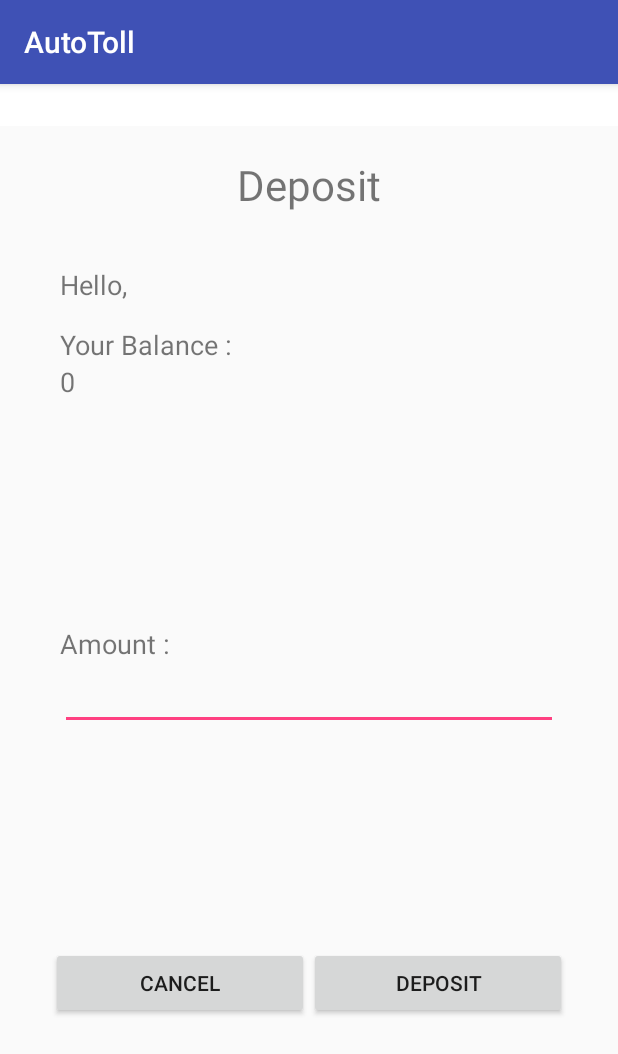
After one commit to BrianShen98/AutoToll, an Android app: the AccountInfoScreen screen opened directly, with no data from a screen before it, on a phone screen of 412 x 824 dp. The commit adds this screen. Shown: the top 1054 px of the screen. Run offline under Robolectric (Android 15) with nearby library versions, the phone set to English and light mode, and no system bars.

Commit message:
Add user dashboard screen and functionalities

```diff
--- a/app/src/main/AndroidManifest.xml
+++ b/app/src/main/AndroidManifest.xml
@@ -17,7 +17,8 @@
             </intent-filter>
         </activity>
         <activity android:name=".RegisterScreen" />
-        <activity android:name=".LoginScreen"></activity>
+        <activity android:name=".LoginScreen" />
+        <activity android:name=".AccountInfoScreen"></activity>
     </application>
 
 </manifest>
--- /dev/null
+++ b/app/src/main/java/com/example/csm117/autotoll/AccountInfoScreen.java
@@ -0,0 +1,90 @@
+package com.example.csm117.autotoll;
+
+import android.graphics.Color;
+import android.support.v7.app.AppCompatActivity;
+import android.os.Bundle;
+import android.content.Intent;
+import android.view.View;
+import android.widget.Button;
+import android.widget.EditText;
+import android.widget.TextView;
+
+public class AccountInfoScreen extends AppCompatActivity {
+
+    // Initialize variables
+    EditText inputDeposit;
+
+    @Override
+    protected void onCreate(Bundle savedInstanceState) {
+        super.onCreate(savedInstanceState);
+        setContentView(R.layout.activity_deposit_screen);
+
+        inputDeposit = (EditText) findViewById(R.id.input_log_amount);
+        final TextView banner3 = (TextView) findViewById(R.id.banner_deposit);
+        //final TextView userBalance = (TextView) findViewById(R.id.current_balance);
+
+
+        // cancel button functionality: go back to main screen
+        final Button button_cancel = findViewById(R.id.button_cancel3);
+        button_cancel.setOnClickListener(new View.OnClickListener() {
+            public void onClick(View v) {
+                //Starting a new Intent
+                Intent nextScreen = new Intent(getApplicationContext(), MainActivity.class);
+                startActivity(nextScreen);
+            }
+        });
+        final TextView stopDeposit = (TextView) findViewById(R.id.current_balance);
+        // deposit button functionality: deposit money into account
+        final Button button_deposit = findViewById(R.id.button_deposit);
+        button_deposit.setOnClickListener(new View.OnClickListener() {
+            public void onClick(View v) {
+                //TODO: Change going back to MainActivity to the dashboard activity
+                // starting a new Intent
+                Intent nextScreen = new Intent(getApplicationContext(), AccountInfoScreen.class);
+                TextView userBalance = (TextView) findViewById(R.id.current_balance);
+                int initial = Integer.parseInt(stopDeposit.getText().toString());
+                userBalance.setText(stopDeposit.getText().toString());
+                // obtain inputs
+                int valid = 1; // check if login is valid or not
+                String strDeposit = inputDeposit.getText().toString();
+                int deposit;
+                if (strDeposit.length() == 0) {
+                    deposit = -1;
+                }
+                else {
+                    deposit = Integer.parseInt(strDeposit);
+                }
+
+                String errMsg = ""; // error message from server side
+
+                // all fields are mandatory, so check if user left out any input
+                if(deposit == 0) {
+                    valid = 0;
+                    errMsg = "Deposit must be positive";
+                }
+                else if(deposit == -1){
+                    valid = 0;
+                    errMsg = "Deposit cannot be empty";
+                }
+                else{
+                    initial = initial + deposit;
+                    userBalance.setText("" + initial);
+                }
+                // TODO: Add database logic here
+
+
+                // switch activity
+                if(valid == 1) {
+                    banner3.setText("Deposit successful");
+                    banner3.setBackgroundColor(Color.parseColor("#00FF00"));
+                }
+                else { // display the error message
+                    banner3.setText(errMsg);
+                    banner3.setBackgroundColor(Color.parseColor("#FF0000"));
+                }
+            }
+        });
+
+
+    }
+}
--- a/app/src/main/java/com/example/csm117/autotoll/LoginScreen.java
+++ b/app/src/main/java/com/example/csm117/autotoll/LoginScreen.java
@@ -38,9 +38,8 @@ public class LoginScreen extends AppCompatActivity {
         final Button button_log = findViewById(R.id.button_login2);
         button_log.setOnClickListener(new View.OnClickListener() {
             public void onClick(View v) {
-                //TODO: Change going back to MainActivity to the dashboard activity
                 // starting a new Intent
-                Intent nextScreen = new Intent(getApplicationContext(), MainActivity.class);
+                Intent nextScreen = new Intent(getApplicationContext(), AccountInfoScreen.class);
 
                 // obtain inputs
                 String username = inputUsername.getText().toString();
@@ -58,7 +57,7 @@ public class LoginScreen extends AppCompatActivity {
                 // TODO: Add database logic here
 
 
-                // switch activity
+                // switch activity, if authentication is successful
                 if(valid == 1)
                     startActivity(nextScreen);
                 else { // display the error message
--- /dev/null
+++ b/app/src/main/res/layout/activity_deposit_screen.xml
@@ -0,0 +1,109 @@
+<?xml version="1.0" encoding="utf-8"?>
+<LinearLayout xmlns:android="http://schemas.android.com/apk/res/android"
+    xmlns:app="http://schemas.android.com/apk/res-auto"
+    xmlns:tools="http://schemas.android.com/tools"
+    android:layout_width="match_parent"
+    android:layout_height="match_parent"
+    android:orientation="vertical">
+
+    <TextView
+        android:id="@+id/banner_deposit"
+        android:layout_width="match_parent"
+        android:layout_height="28dp"
+        android:background="#FFFFFF"
+        android:text=""
+        android:textAlignment="center"
+        android:textSize="18sp"
+        app:layout_constraintTop_toTopOf="parent"
+        tools:layout_editor_absoluteX="0dp" />
+
+    <TextView
+        android:id="@+id/depositTitle"
+        android:layout_width="wrap_content"
+        android:layout_height="wrap_content"
+        android:layout_gravity="center"
+        android:layout_marginTop="20dp"
+        android:autoSizeMaxTextSize="20dp"
+        android:autoSizeMinTextSize="20dp"
+        android:autoText="false"
+        android:text="Deposit"
+        android:textSize="28sp"
+        app:layout_constraintTop_toTopOf="parent"
+        tools:layout_editor_absoluteX="143dp" />
+
+    <TextView
+        android:id="@+id/text_log_username"
+        android:layout_width="wrap_content"
+        android:layout_height="wrap_content"
+        android:layout_marginStart="40dp"
+        android:layout_marginTop="35dp"
+        android:text="Hello,"
+        android:textSize="18sp"
+        app:layout_constraintStart_toStartOf="parent"
+        tools:layout_editor_absoluteY="91dp" />
+
+    <TextView
+        android:id="@+id/balance_user"
+        android:layout_width="wrap_content"
+        android:layout_height="wrap_content"
+        android:layout_marginLeft="40dp"
+        android:layout_marginTop="15dp"
+        android:text="Your Balance :"
+        android:textSize="18sp"
+        tools:layout_editor_absoluteX="40dp"
+        tools:layout_editor_absoluteY="149dp" />
+
+    <TextView
+        android:id="@+id/current_balance"
+        android:layout_width="wrap_content"
+        android:layout_height="wrap_content"
+        android:layout_marginLeft="40dp"
+        android:text="0"
+        android:textSize="18sp" />
+
+    <TextView
+        android:id="@+id/deposit_amount"
+        android:layout_width="wrap_content"
+        android:layout_height="wrap_content"
+        android:layout_marginLeft="40dp"
+        android:layout_marginTop="150dp"
+        android:text="Amount :"
+        android:textSize="18sp"
+        app:layout_constraintStart_toStartOf="parent"
+        tools:layout_editor_absoluteY="320dp" />
+
+    <EditText
+        android:id="@+id/input_log_amount"
+        android:layout_width="match_parent"
+        android:layout_height="wrap_content"
+        android:layout_marginLeft="40dp"
+        android:layout_marginRight="40dp"
+        android:ems="10"
+        android:inputType="numberDecimal"
+        tools:layout_editor_absoluteX="188dp"
+        tools:layout_editor_absoluteY="307dp" />
+
+    <LinearLayout
+        android:layout_width="match_parent"
+        android:layout_height="match_parent"
+        android:gravity="center"
+        android:orientation="horizontal">
+
+        <Button
+            android:id="@+id/button_cancel3"
+            android:layout_width="172dp"
+            android:layout_height="wrap_content"
+            android:text="Cancel"
+            tools:layout_editor_absoluteX="16dp"
+            tools:layout_editor_absoluteY="315dp" />
+
+        <Button
+            android:id="@+id/button_deposit"
+            android:layout_width="172dp"
+            android:layout_height="wrap_content"
+            android:text="Deposit"
+            tools:layout_editor_absoluteX="196dp"
+            tools:layout_editor_absoluteY="315dp" />
+    </LinearLayout>
+
+</LinearLayout>
```
